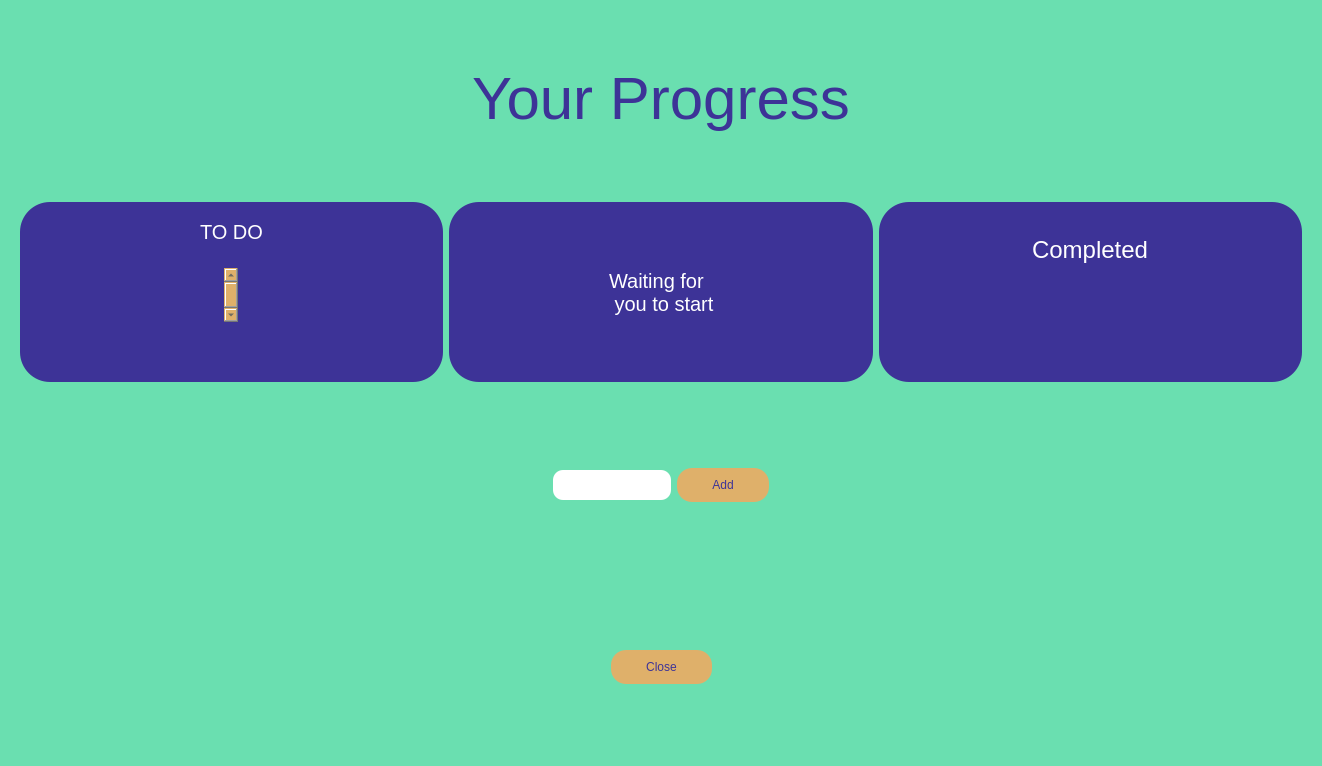
bikraj2/MITRA, file todo.ui: the form before one commit.
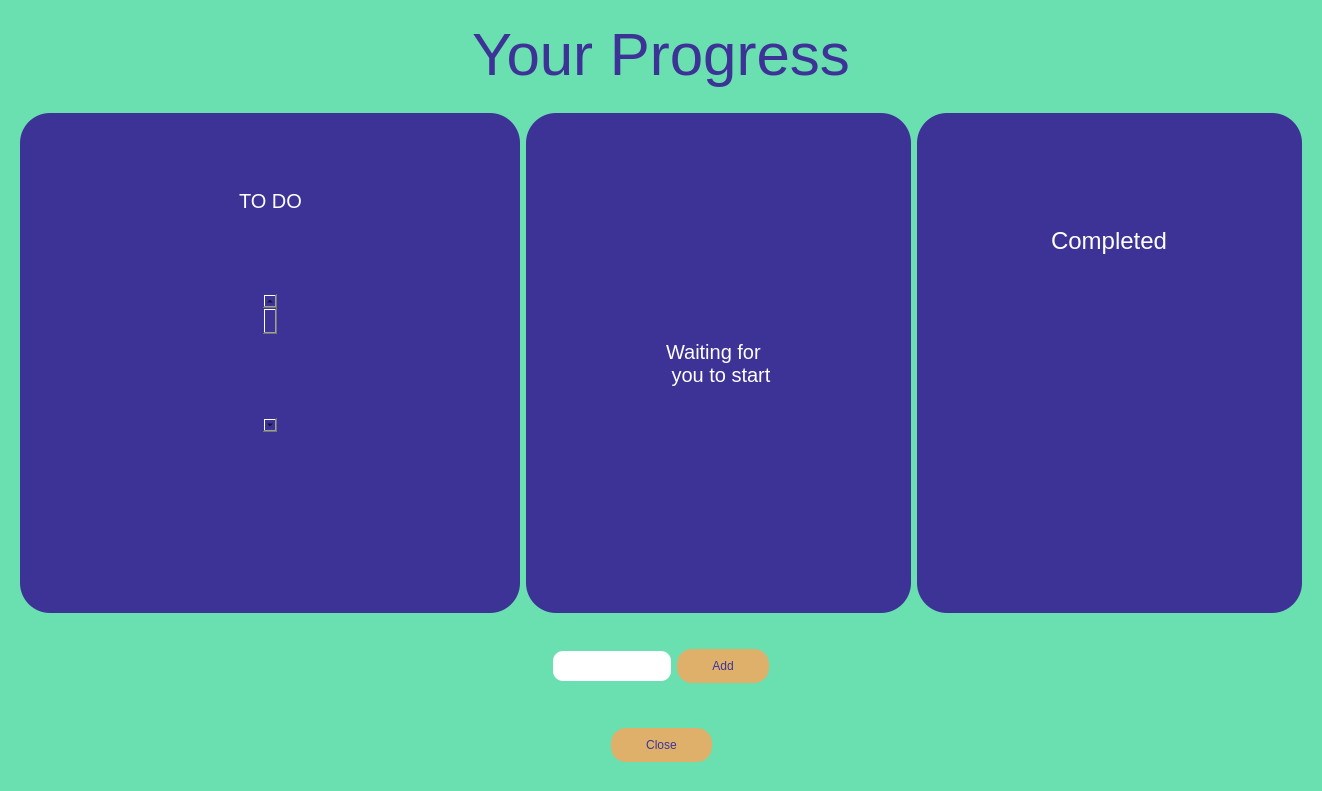
The form after the commit.

Patch:
```diff
--- a/todo.ui
+++ b/todo.ui
@@ -89,6 +89,18 @@
      <layout class="QHBoxLayout" name="horizontalLayout">
       <item>
        <widget class="QFrame" name="frame_7">
+        <property name="minimumSize">
+         <size>
+          <width>500</width>
+          <height>500</height>
+         </size>
+        </property>
+        <property name="maximumSize">
+         <size>
+          <width>500</width>
+          <height>500</height>
+         </size>
+        </property>
         <property name="styleSheet">
          <string notr="true">background-color: #3d3397;border-radius:30;</string>
         </property>
@@ -168,9 +180,6 @@
             </item>
             <item>
              <widget class="QScrollBar" name="verticalScrollBar">
-              <property name="styleSheet">
-               <string notr="true">background-color:#dfb06a; color:#2f455c;</string>
-              </property>
               <property name="orientation">
                <enum>Qt::Vertical</enum>
               </property>
@@ -181,6 +190,12 @@
          </item>
          <item>
           <widget class="QFrame" name="frame_20">
+           <property name="sizePolicy">
+            <sizepolicy hsizetype="Preferred" vsizetype="Preferred">
+             <horstretch>0</horstretch>
+             <verstretch>0</verstretch>
+            </sizepolicy>
+           </property>
            <property name="frameShape">
             <enum>QFrame::StyledPanel</enum>
            </property>
```
Left out of the diff: 6 changed lines with no effect on the pictures.
